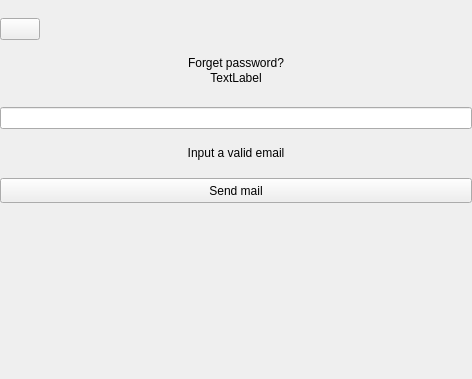
Before: the Qt Designer form ui/PasswordRecoveryScreen.ui in demlabs-cellframe/dap-ui-sdk, drawn with Qt 5.
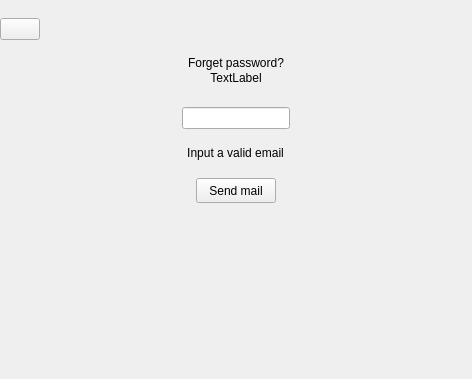
After: the same form once the commit is applied. Custom widgets are drawn as their Qt base class.

```diff
--- a/ui/PasswordRecoveryScreen.ui
+++ b/ui/PasswordRecoveryScreen.ui
@@ -94,7 +94,7 @@
        </layout>
       </widget>
      </item>
-     <item>
+     <item alignment="Qt::AlignHCenter">
       <widget class="QLabel" name="lblLogo">
        <property name="sizePolicy">
         <sizepolicy hsizetype="Fixed" vsizetype="Fixed">
@@ -104,7 +104,7 @@
        </property>
       </widget>
      </item>
-     <item>
+     <item alignment="Qt::AlignHCenter">
       <widget class="QLabel" name="lblCaption">
        <property name="sizePolicy">
         <sizepolicy hsizetype="Expanding" vsizetype="Preferred">
@@ -120,7 +120,7 @@
        </property>
       </widget>
      </item>
-     <item>
+     <item alignment="Qt::AlignHCenter">
       <widget class="CustomLineHeightLabel" name="lblStatusMessage">
        <property name="sizePolicy">
         <sizepolicy hsizetype="Preferred" vsizetype="Preferred">
@@ -152,7 +152,7 @@
        </property>
       </widget>
      </item>
-     <item>
+     <item alignment="Qt::AlignHCenter">
       <widget class="CustomLineEdit" name="edtEmail">
        <property name="sizePolicy">
         <sizepolicy hsizetype="Preferred" vsizetype="Fixed">
@@ -171,7 +171,7 @@
      <item>
       <widget class="QWidget" name="wgtEmailBottom" native="true"/>
      </item>
-     <item>
+     <item alignment="Qt::AlignHCenter">
       <widget class="QLabel" name="lblEmailError">
        <property name="sizePolicy">
         <sizepolicy hsizetype="Preferred" vsizetype="Fixed">
@@ -190,7 +190,7 @@
      <item>
       <widget class="QWidget" name="wgtButtonTop" native="true"/>
      </item>
-     <item>
+     <item alignment="Qt::AlignHCenter">
       <widget class="QPushButton" name="btnSendMail">
        <property name="sizePolicy">
         <sizepolicy hsizetype="Preferred" vsizetype="Preferred">
```
